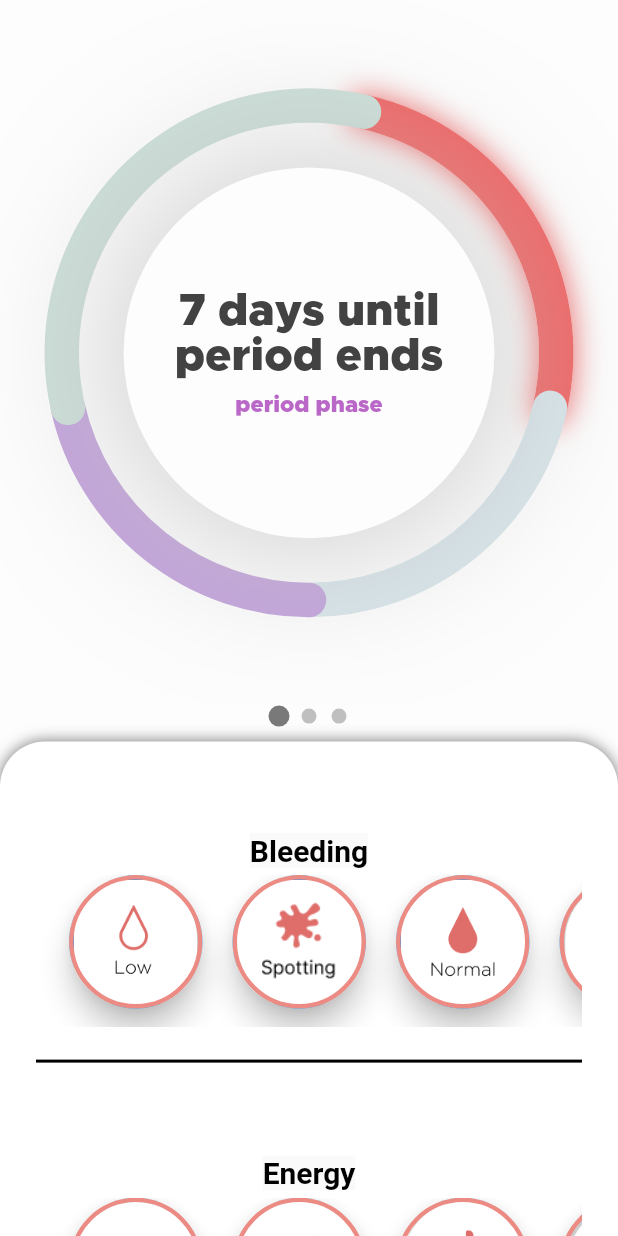
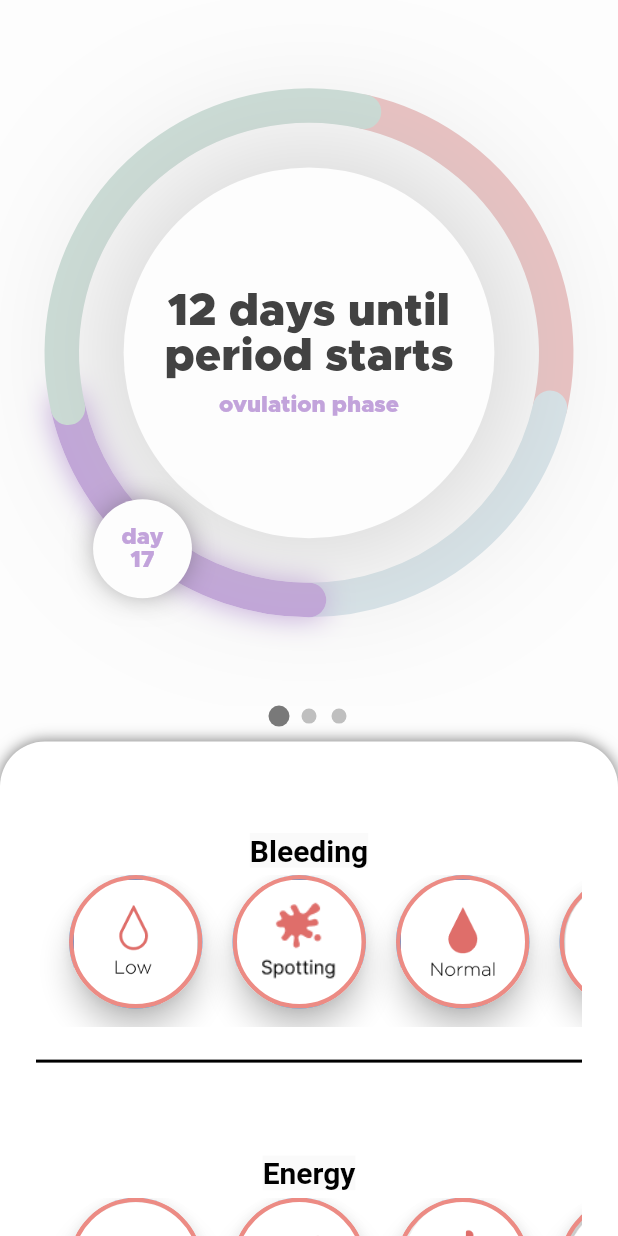
Before and after one commit to rice-apps/psy.cl-v1, a Flutter app: the screen it shows after launch, on a phone screen of 412 x 824 dp. Run offline on Flutter 3.47's test engine with Material 2 defaults, Android fonts, the phone set to English and light mode, and no system bars; drawn by our look-alikes of sliding_up_panel, smooth_page_indicator; our stand-ins replace table_calendar.

Commit message:
add floating mini circle

```diff
--- a/lib/src/features/progress-circle/progress_circle.dart
+++ b/lib/src/features/progress-circle/progress_circle.dart
@@ -14,7 +14,7 @@ class ProgressCircle extends StatefulWidget {
 
 class _ProgressCircle extends State<ProgressCircle> {
   // Hard-coded; fetch user value
-  int currentDay = 1;
+  int currentDay = 17;
   int cycleLength = 28;
 
   // Hard-coded; populate this list with actual user data
@@ -59,10 +59,11 @@ class _ProgressCircle extends State<ProgressCircle> {
     final shortSize = MediaQuery.of(context).size.shortestSide;
     final size = Size(shortSize, shortSize);
     const radiusFactor = 0.4;
+    final radius = shortSize * radiusFactor;
     return Stack(alignment: Alignment.center, children: [
       CustomPaint(
         painter: SectionedCircle(
-            phases: phases, currentDay: currentDay, radiusFactor: radiusFactor),
+            phases: phases, currentDay: currentDay, radius: radius),
         size: size,
         isComplex: true,
       ),
@@ -99,10 +100,39 @@ class _ProgressCircle extends State<ProgressCircle> {
                 style: TextStyle(
                     fontFamily: "Metropolis",
                     fontSize: 15,
-                    color: Colors.purple.shade300))
+                    color: currentPhase.activeColor))
           ],
         ),
-      )
+      ),
+      Positioned(
+          child: Container(
+            padding: EdgeInsets.all(10),
+            alignment: Alignment.center,
+            height: radius * 0.4,
+            width: radius * 0.4,
+            decoration: BoxDecoration(
+                color: constants.white,
+                shape: BoxShape.circle,
+                boxShadow: [
+                  BoxShadow(
+                      blurRadius: 20,
+                      color: Colors.grey.shade800,
+                      spreadRadius: -8)
+                ]),
+            child: Text(
+              'day ${currentDay}',
+              style: TextStyle(
+                  fontFamily: 'Metropolis',
+                  fontSize: 15,
+                  color: currentPhase.activeColor),
+              textAlign: TextAlign.center,
+            ),
+          ),
+          left: radius * math.cos(utils.toRadians(currentDay, cycleLength)) +
+              radius,
+          top: radius * math.sin(utils.toRadians(currentDay, cycleLength)) +
+              radius +
+              10)
     ]);
   }
 
--- a/lib/src/features/progress-circle/progress_painter.dart
+++ b/lib/src/features/progress-circle/progress_painter.dart
@@ -5,19 +5,16 @@ import './phase.dart';
 import 'utils.dart' as utils;
 
 class SectionedCircle extends CustomPainter {
-  final double radiusFactor;
+  final double radius;
   final List<Phase> phases;
   final int currentDay;
 
   SectionedCircle(
-      {required this.phases,
-      required this.radiusFactor,
-      required this.currentDay});
+      {required this.phases, required this.radius, required this.currentDay});
 
   @override
   void paint(Canvas canvas, Size size) {
     Offset offset = Offset(size.height / 2, size.width / 2);
-    final double radius = math.min(size.height, size.width) * radiusFactor;
     Rect circleBounds = Rect.fromCircle(center: offset, radius: radius);
 
     // Draw phase arcs
```
